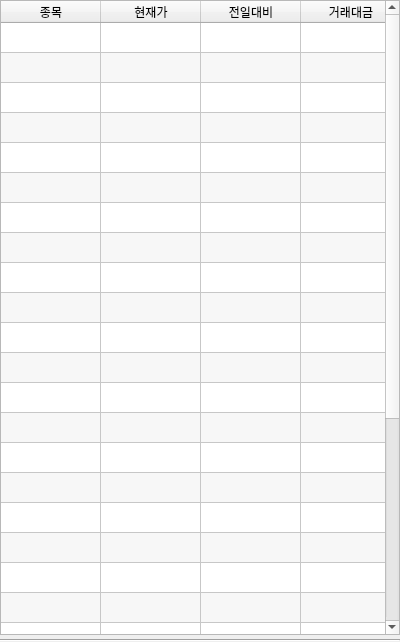
Before: the Qt Designer form ch10/resource/tickerlist.ui in hdchong1/book-cryptocurrency, drawn with Qt 5.
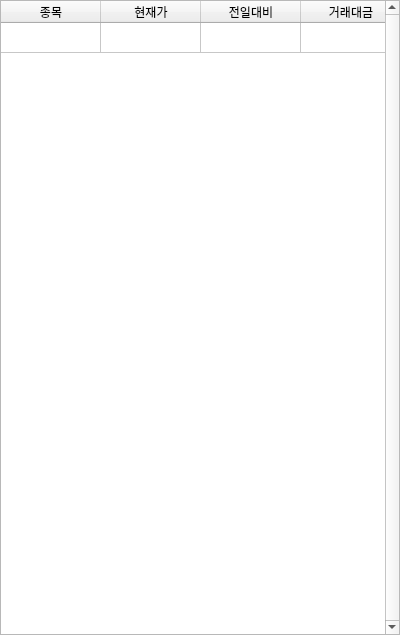
After: the same form once the commit is applied.

Commit message: matching scrolled and updated data by ticker

```diff
--- a/ch10/resource/tickerlist.ui
+++ b/ch10/resource/tickerlist.ui
@@ -10,7 +10,7 @@
     <x>0</x>
     <y>0</y>
     <width>400</width>
-    <height>642</height>
+    <height>635</height>
    </rect>
   </property>
   <property name="minimumSize">
@@ -58,6 +58,9 @@
        <height>635</height>
       </size>
      </property>
+     <property name="autoFillBackground">
+      <bool>true</bool>
+     </property>
      <property name="verticalScrollBarPolicy">
       <enum>Qt::ScrollBarAlwaysOn</enum>
      </property>
@@ -89,7 +92,7 @@
       <bool>true</bool>
      </property>
      <property name="rowCount">
-      <number>30</number>
+      <number>1</number>
      </property>
      <property name="columnCount">
       <number>4</number>
@@ -107,35 +110,6 @@
       <bool>true</bool>
      </attribute>
      <row/>
-     <row/>
-     <row/>
-     <row/>
-     <row/>
-     <row/>
-     <row/>
-     <row/>
-     <row/>
-     <row/>
-     <row/>
-     <row/>
-     <row/>
-     <row/>
-     <row/>
-     <row/>
-     <row/>
-     <row/>
-     <row/>
-     <row/>
-     <row/>
-     <row/>
-     <row/>
-     <row/>
-     <row/>
-     <row/>
-     <row/>
-     <row/>
-     <row/>
-     <row/>
      <column>
       <property name="text">
        <string>종목</string>
@@ -158,13 +132,6 @@
      </column>
     </widget>
    </item>
-   <item>
-    <widget class="Line" name="line">
-     <property name="orientation">
-      <enum>Qt::Horizontal</enum>
-     </property>
-    </widget>
-   </item>
   </layout>
  </widget>
  <resources/>
```
Left out of the diff: 3 changed lines with no effect on the pictures. The commit also changes 1 other file.
